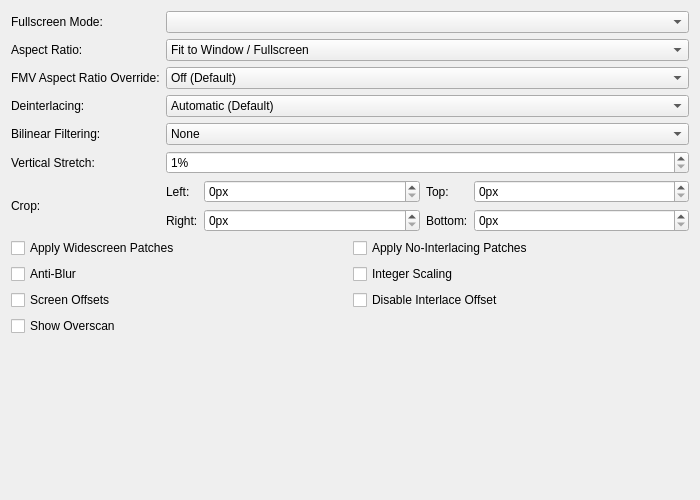
Old version of the form pcsx2-qt/Settings/GraphicsDisplaySettingsTab.ui in the repository PCSX2/pcsx2.
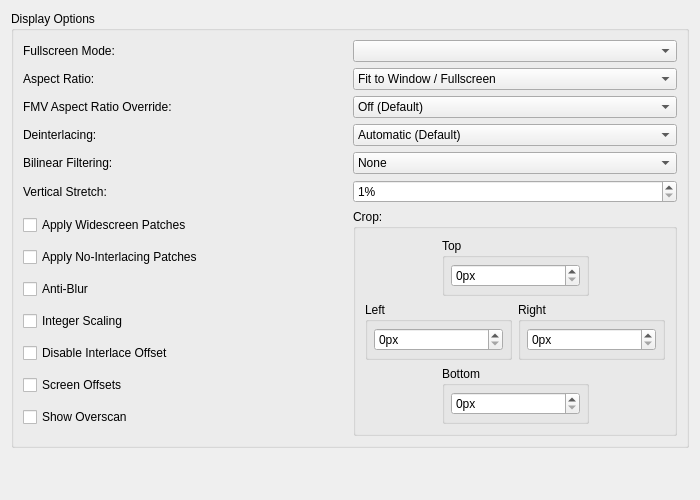
New version of the form.

Commit message: Qt: Re-arrange Display Settings layout

```diff
--- a/pcsx2-qt/Settings/GraphicsDisplaySettingsTab.ui
+++ b/pcsx2-qt/Settings/GraphicsDisplaySettingsTab.ui
@@ -19,8 +19,215 @@
   <property name="windowTitle">
    <string/>
   </property>
-  <layout class="QGridLayout" name="gridLayout" columnstretch="0,1">
+  <layout class="QGridLayout" name="gridLayout" columnstretch="0,0">
+   <item row="10" column="0">
+    <spacer name="verticalSpacer">
+     <property name="orientation">
+      <enum>Qt::Orientation::Vertical</enum>
+     </property>
+     <property name="sizeHint" stdset="0">
+      <size>
+       <width>20</width>
+       <height>0</height>
+      </size>
+     </property>
+    </spacer>
+   </item>
+   <item row="9" column="0" colspan="2">
+    <widget class="QGroupBox" name="miscGroupBox">
+     <property name="title">
+      <string>Display Options</string>
+     </property>
+     <layout class="QGridLayout" name="gridLayout_2" columnstretch="0,0">
+      <item row="8" column="1">
+       <widget class="QComboBox" name="bilinearFiltering">
+        <item>
+         <property name="text">
+          <string>None</string>
+         </property>
+        </item>
+        <item>
+         <property name="text">
+          <string extracomment="Smooth: Refers to the texture clarity.">Bilinear (Smooth)</string>
+         </property>
+        </item>
+        <item>
+         <property name="text">
+          <string extracomment="Sharp: Refers to the texture clarity.">Bilinear (Sharp)</string>
+         </property>
+        </item>
+       </widget>
+      </item>
+      <item row="9" column="1">
+       <widget class="QSpinBox" name="stretchY">
+        <property name="suffix">
+         <string extracomment="Percentage sign that shows next to a value. You might want to add a space before if your language requires it.">%</string>
+        </property>
+        <property name="minimum">
+         <number>1</number>
+        </property>
+        <property name="maximum">
+         <number>300</number>
+        </property>
+       </widget>
+      </item>
+      <item row="10" column="1">
+       <widget class="QGroupBox" name="cropBox">
+        <property name="title">
+         <string extracomment="Try to use Sony's official terminology for this. A good place to start would be in the console or the DualShock 2's manual. If this element was officially translated to your language by Sony in later DualShocks, you may use that term.">Crop:</string>
+        </property>
+        <layout class="QGridLayout" name="gridLayout_5">
+         <item row="3" column="1" colspan="2">
+          <widget class="QGroupBox" name="cropBottomBox">
+           <property name="title">
+            <string>Bottom</string>
+           </property>
+           <layout class="QGridLayout" name="gridLayout_4">
+            <property name="leftMargin">
+             <number>6</number>
+            </property>
+            <property name="topMargin">
+             <number>6</number>
+            </property>
+            <property name="rightMargin">
+             <number>6</number>
+            </property>
+            <property name="bottomMargin">
+             <number>6</number>
+            </property>
+            <item row="0" column="0">
+             <widget class="QSpinBox" name="cropBottom">
+              <property name="suffix">
+               <string>px</string>
+              </property>
+              <property name="maximum">
+               <number>1000</number>
+              </property>
+             </widget>
+            </item>
+           </layout>
+          </widget>
+         </item>
+         <item row="2" column="0" colspan="2">
+          <widget class="QGroupBox" name="cropLeftBox">
+           <property name="title">
+            <string>Left</string>
+           </property>
+           <layout class="QGridLayout" name="gridLayout_3">
+            <property name="leftMargin">
+             <number>6</number>
+            </property>
+            <property name="topMargin">
+             <number>6</number>
+            </property>
+            <property name="rightMargin">
+             <number>6</number>
+            </property>
+            <property name="bottomMargin">
+             <number>6</number>
+            </property>
+            <item row="0" column="0">
+             <widget class="QSpinBox" name="cropLeft">
+              <property name="suffix">
+               <string>px</string>
+              </property>
+              <property name="maximum">
+               <number>1000</number>
+              </property>
+             </widget>
+            </item>
+           </layout>
+          </widget>
+         </item>
+         <item row="0" column="1" colspan="2">
+          <widget class="QGroupBox" name="cropTopBox">
+           <property name="title">
+            <string>Top</string>
+           </property>
+           <layout class="QGridLayout" name="gridLayout_6">
+            <property name="leftMargin">
+             <number>6</number>
+            </property>
+            <property name="topMargin">
+             <number>6</number>
+            </property>
+            <property name="rightMargin">
+             <number>6</number>
+            </property>
+            <property name="bottomMargin">
+             <number>6</number>
+            </property>
+            <item row="1" column="0">
+             <widget class="QSpinBox" name="cropTop">
+              <property name="suffix">
+               <string>px</string>
+              </property>
+              <property name="maximum">
+               <number>1000</number>
+              </property>
+             </widget>
+            </item>
+           </layout>
+          </widget>
+         </item>
+         <item row="2" column="2" colspan="2">
+          <widget class="QGroupBox" name="cropRightBox">
+           <property name="title">
+            <string>Right</string>
+           </property>
+           <layout class="QGridLayout" name="gridLayout_7">
+            <property name="leftMargin">
+             <number>6</number>
+            </property>
+            <property name="topMargin">
+             <number>6</number>
+            </property>
+            <property name="rightMargin">
+             <number>6</number>
+            </property>
+            <property name="bottomMargin">
+             <number>6</number>
+            </property>
+            <item row="0" column="0">
+             <widget class="QSpinBox" name="cropRight">
+              <property name="suffix">
+               <string>px</string>
+              </property>
+              <property name="maximum">
+               <number>1000</number>
+              </property>
+             </widget>
+            </item>
+           </layout>
+          </widget>
+         </item>
+        </layout>
+       </widget>
+      </item>
+      <item row="5" column="0">
+       <widget class="QLabel" name="fmvAspectRatioLabel">
+        <property name="text">
+         <string>FMV Aspect Ratio Override:</string>
+        </property>
+        <property name="buddy">
+         <cstring>fmvAspectRatio</cstring>
+        </property>
+       </widget>
+      </item>
+      <item row="3" column="1">
+       <widget class="QComboBox" name="fullscreenModes"/>
+      </item>
    <item row="3" column="0">
+       <widget class="QLabel" name="fsModeLabel">
+        <property name="text">
+         <string>Fullscreen Mode:</string>
+        </property>
+        <property name="buddy">
+         <cstring>fullscreenModes</cstring>
+        </property>
+       </widget>
+      </item>
+      <item row="7" column="0">
     <widget class="QLabel" name="interlacingLabel">
      <property name="text">
       <string>Deinterlacing:</string>
@@ -30,18 +237,47 @@
      </property>
     </widget>
    </item>
-   <item row="0" column="1">
-    <widget class="QComboBox" name="fullscreenModes"/>
-   </item>
-   <item row="7" column="0" colspan="2">
+      <item row="5" column="1">
+       <widget class="QComboBox" name="fmvAspectRatio">
+        <item>
+         <property name="text">
+          <string>Off (Default)</string>
+         </property>
+        </item>
+        <item>
+         <property name="text">
+          <string>Auto Standard (4:3 Interlaced / 3:2 Progressive)</string>
+         </property>
+        </item>
+        <item>
+         <property name="text">
+          <string>Standard (4:3)</string>
+         </property>
+        </item>
+        <item>
+         <property name="text">
+          <string>Widescreen (16:9)</string>
+         </property>
+        </item>
+        <item>
+         <property name="text">
+          <string>Native/Full (10:7)</string>
+         </property>
+        </item>
+       </widget>
+      </item>
+      <item row="8" column="0">
+       <widget class="QLabel" name="billinearLabel">
+        <property name="text">
+         <string>Bilinear Filtering:</string>
+        </property>
+        <property name="buddy">
+         <cstring>bilinearFiltering</cstring>
+        </property>
+       </widget>
+      </item>
+      <item row="10" column="0">
     <layout class="QGridLayout" name="displayGridLayout">
-     <item row="1" column="1">
-      <widget class="QCheckBox" name="integerScaling">
-       <property name="text">
-        <string>Integer Scaling</string>
-       </property>
-      </widget>
-     </item>
      <item row="0" column="0">
       <widget class="QCheckBox" name="widescreenPatches">
        <property name="text">
@@ -49,14 +285,28 @@
        </property>
       </widget>
      </item>
-     <item row="0" column="1">
+        <item row="2" column="0">
       <widget class="QCheckBox" name="noInterlacingPatches">
        <property name="text">
         <string>Apply No-Interlacing Patches</string>
        </property>
       </widget>
      </item>
-     <item row="1" column="0">
+        <item row="9" column="0">
+         <widget class="QCheckBox" name="PCRTCOverscan">
+          <property name="text">
+           <string>Show Overscan</string>
+          </property>
+         </widget>
+        </item>
+        <item row="6" column="0">
+         <widget class="QCheckBox" name="disableInterlaceOffset">
+          <property name="text">
+           <string>Disable Interlace Offset</string>
+          </property>
+         </widget>
+        </item>
+        <item row="3" column="0">
       <widget class="QCheckBox" name="PCRTCAntiBlur">
        <property name="text">
         <string>Anti-Blur</string>
@@ -66,88 +316,23 @@
        </property>
       </widget>
      </item>
-     <item row="2" column="1">
-      <widget class="QCheckBox" name="disableInterlaceOffset">
-       <property name="text">
-        <string>Disable Interlace Offset</string>
-       </property>
-      </widget>
-     </item>
-     <item row="2" column="0">
+        <item row="8" column="0">
       <widget class="QCheckBox" name="PCRTCOffsets">
        <property name="text">
         <string>Screen Offsets</string>
        </property>
       </widget>
      </item>
-     <item row="3" column="0">
-      <widget class="QCheckBox" name="PCRTCOverscan">
+        <item row="4" column="0">
+         <widget class="QCheckBox" name="integerScaling">
        <property name="text">
-        <string>Show Overscan</string>
+           <string>Integer Scaling</string>
        </property>
       </widget>
      </item>
     </layout>
    </item>
-   <item row="2" column="0">
-    <widget class="QLabel" name="fmvAspectRatioLabel">
-     <property name="text">
-      <string>FMV Aspect Ratio Override:</string>
-     </property>
-     <property name="buddy">
-      <cstring>fmvAspectRatio</cstring>
-     </property>
-    </widget>
-   </item>
-   <item row="1" column="1">
-    <widget class="QComboBox" name="aspectRatio">
-     <item>
-      <property name="text">
-       <string>Fit to Window / Fullscreen</string>
-      </property>
-     </item>
-     <item>
-      <property name="text">
-       <string>Auto Standard (4:3 Interlaced / 3:2 Progressive)</string>
-      </property>
-     </item>
-     <item>
-      <property name="text">
-       <string>Standard (4:3)</string>
-      </property>
-     </item>
-     <item>
-      <property name="text">
-       <string>Widescreen (16:9)</string>
-      </property>
-     </item>
-     <item>
-      <property name="text">
-       <string>Native/Full (10:7)</string>
-      </property>
-     </item>
-    </widget>
-   </item>
-   <item row="4" column="1">
-    <widget class="QComboBox" name="bilinearFiltering">
-     <item>
-      <property name="text">
-       <string>None</string>
-      </property>
-     </item>
-     <item>
-      <property name="text">
-       <string extracomment="Smooth: Refers to the texture clarity.">Bilinear (Smooth)</string>
-      </property>
-     </item>
-     <item>
-      <property name="text">
-       <string extracomment="Sharp: Refers to the texture clarity.">Bilinear (Sharp)</string>
-      </property>
-     </item>
-    </widget>
-   </item>
-   <item row="5" column="0">
+      <item row="9" column="0">
     <widget class="QLabel" name="verticalStretchLabel">
      <property name="text">
       <string>Vertical Stretch:</string>
@@ -157,31 +342,11 @@
      </property>
     </widget>
    </item>
-   <item row="0" column="0">
-    <widget class="QLabel" name="fsModeLabel">
-     <property name="text">
-      <string>Fullscreen Mode:</string>
-     </property>
-     <property name="buddy">
-      <cstring>fullscreenModes</cstring>
-     </property>
-    </widget>
-   </item>
-   <item row="4" column="0">
-    <widget class="QLabel" name="billinearLabel">
-     <property name="text">
-      <string>Bilinear Filtering:</string>
-     </property>
-     <property name="buddy">
-      <cstring>bilinearFiltering</cstring>
-     </property>
-    </widget>
-   </item>
-   <item row="2" column="1">
-    <widget class="QComboBox" name="fmvAspectRatio">
+      <item row="4" column="1">
+       <widget class="QComboBox" name="aspectRatio">
      <item>
       <property name="text">
-       <string>Off (Default)</string>
+          <string>Fit to Window / Fullscreen</string>
       </property>
      </item>
      <item>
@@ -206,14 +371,7 @@
      </item>
     </widget>
    </item>
-   <item row="6" column="0">
-    <widget class="QLabel" name="cropLabel">
-     <property name="text">
-      <string>Crop:</string>
-     </property>
-    </widget>
-   </item>
-   <item row="1" column="0">
+      <item row="4" column="0">
     <widget class="QLabel" name="aspectRatioLabel">
      <property name="text">
       <string>Aspect Ratio:</string>
@@ -223,7 +381,7 @@
      </property>
     </widget>
    </item>
-   <item row="3" column="1">
+      <item row="7" column="1">
     <widget class="QComboBox" name="interlacing">
      <item>
       <property name="text">
@@ -277,115 +435,8 @@
      </item>
     </widget>
    </item>
-   <item row="5" column="1">
-    <widget class="QSpinBox" name="stretchY">
-     <property name="suffix">
-      <string extracomment="Percentage sign that shows next to a value. You might want to add a space before if your language requires it.">%</string>
-     </property>
-     <property name="minimum">
-      <number>1</number>
-     </property>
-     <property name="maximum">
-      <number>300</number>
-     </property>
-    </widget>
-   </item>
-   <item row="8" column="0">
-    <spacer name="verticalSpacer">
-     <property name="orientation">
-      <enum>Qt::Orientation::Vertical</enum>
-     </property>
-     <property name="sizeHint" stdset="0">
-      <size>
-       <width>20</width>
-       <height>0</height>
-      </size>
-     </property>
-    </spacer>
-   </item>
-   <item row="6" column="1">
-    <layout class="QGridLayout" name="gridLayout_2" columnstretch="0,1,0,1">
-     <item row="0" column="3">
-      <widget class="QSpinBox" name="cropTop">
-       <property name="suffix">
-        <string>px</string>
-       </property>
-       <property name="maximum">
-        <number>1000</number>
-       </property>
-      </widget>
-     </item>
-     <item row="0" column="2">
-      <widget class="QLabel" name="cropTopLabel">
-       <property name="text">
-        <string extracomment="Warning: short space constraints. Abbreviate if necessary.">Top:</string>
-       </property>
-       <property name="buddy">
-        <cstring>cropTop</cstring>
-       </property>
-      </widget>
-     </item>
-     <item row="0" column="0">
-      <widget class="QLabel" name="cropLeftLabel">
-       <property name="text">
-        <string extracomment="Warning: short space constraints. Abbreviate if necessary.">Left:</string>
-       </property>
-       <property name="buddy">
-        <cstring>cropLeft</cstring>
-       </property>
-      </widget>
-     </item>
-     <item row="0" column="1">
-      <widget class="QSpinBox" name="cropLeft">
-       <property name="suffix">
-        <string>px</string>
-       </property>
-       <property name="maximum">
-        <number>1000</number>
-       </property>
-      </widget>
-     </item>
-     <item row="1" column="0">
-      <widget class="QLabel" name="cropRightLabel">
-       <property name="text">
-        <string extracomment="Warning: short space constraints. Abbreviate if necessary.">Right:</string>
-       </property>
-       <property name="buddy">
-        <cstring>cropRight</cstring>
-       </property>
-      </widget>
-     </item>
-     <item row="1" column="1">
-      <widget class="QSpinBox" name="cropRight">
-       <property name="suffix">
-        <string>px</string>
-       </property>
-       <property name="maximum">
-        <number>1000</number>
-       </property>
-      </widget>
-     </item>
-     <item row="1" column="2">
-      <widget class="QLabel" name="cropBottomLabel">
-       <property name="text">
-        <string extracomment="Warning: short space constraints. Abbreviate if necessary.">Bottom:</string>
-       </property>
-       <property name="buddy">
-        <cstring>cropBottom</cstring>
-       </property>
-      </widget>
-     </item>
-     <item row="1" column="3">
-      <widget class="QSpinBox" name="cropBottom">
-       <property name="suffix">
-        <string>px</string>
-       </property>
-       <property name="maximum">
-        <number>1000</number>
-       </property>
-      </widget>
-     </item>
-    </layout>
+     </layout>
+    </widget>
    </item>
   </layout>
  </widget>
```
Left out of the diff: 10 changed lines with no effect on the pictures. Lines whose indentation alone changed are shown as unchanged. The commit also changes 4 other files.
